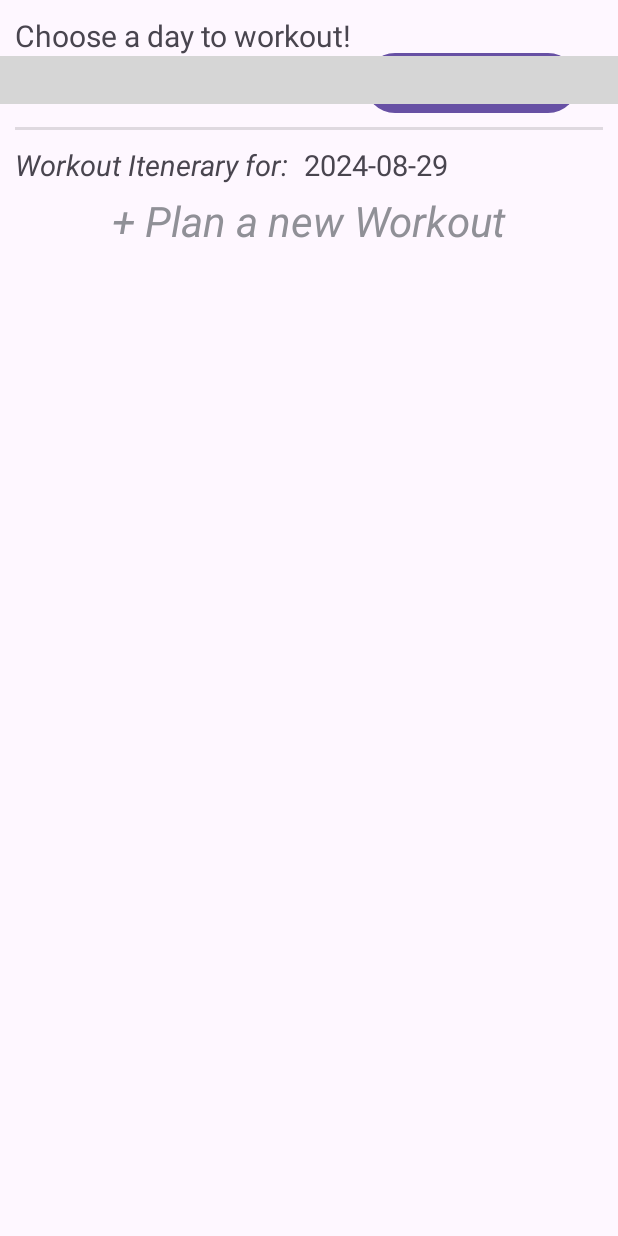
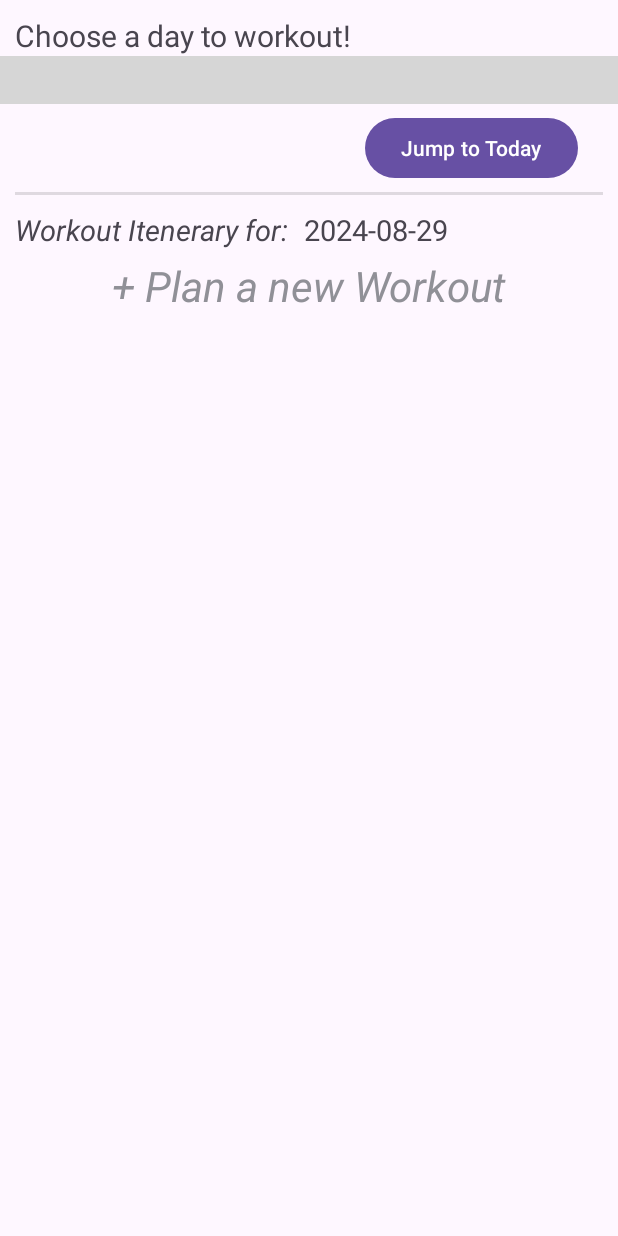
Before and after one commit to Xsylum/workout-android-app, an Android app: the SchedulingActivity screen opened directly, with no data from a screen before it, on a phone screen of 412 x 824 dp. Run offline under Robolectric (Android 15) with nearby library versions, the phone set to English and light mode, and no system bars; libraries missing offline, so code that uses them is left out: com.kizitonwose.calendar; plain views replace CalendarView; 6 statements that could not run were skipped; grey boxes are pictures that could not be loaded.

Commit message:
Change how data is displayed in WorkoutEvent and SchedulingActivity

```diff
--- a/app/src/main/java/com/example/workoutapplication/WorkoutScheduleAdapter.kt
+++ b/app/src/main/java/com/example/workoutapplication/WorkoutScheduleAdapter.kt
@@ -77,7 +77,7 @@ class WorkoutScheduleAdapter(private val localDataSet: List<WorkoutEvent>,
         if (getItemViewType(pos) == TYPE_EXISTING) {
             val holder = viewHolder as WorkoutScheduleViewHolder
             holder.workoutNameTV.text =
-                localDataSet[pos].workoutLog.workoutID.toString()
+                localDataSet[pos].altDisplayName
 
             val workoutRegimen = localDataSet[pos].workoutLog.workoutRegimen
             if (workoutRegimen != null) {
--- a/app/src/main/res/layout/activity_scheduling.xml
+++ b/app/src/main/res/layout/activity_scheduling.xml
@@ -33,12 +33,12 @@
         android:id="@+id/btn_jumpToToday"
         android:layout_width="wrap_content"
         android:layout_height="wrap_content"
-        android:layout_marginBottom="-10dp"
+        android:layout_marginTop="5dp"
         android:text="Jump to Today"
-        app:layout_constraintBottom_toBottomOf="@id/workoutCalendar"
         app:layout_constraintEnd_toEndOf="@id/workoutCalendar"
         app:layout_constraintHorizontal_bias="0.90"
-        app:layout_constraintStart_toStartOf="@id/workoutCalendar" />
+        app:layout_constraintStart_toStartOf="@id/workoutCalendar"
+        app:layout_constraintTop_toBottomOf="@id/workoutCalendar" />
 
     <View
         android:id="@+id/divider6"
```
Also changed, not shown: app/src/main/java/com/example/workoutapplication/dataClasses/WorkoutEvent.kt (+8 -1 lines).
